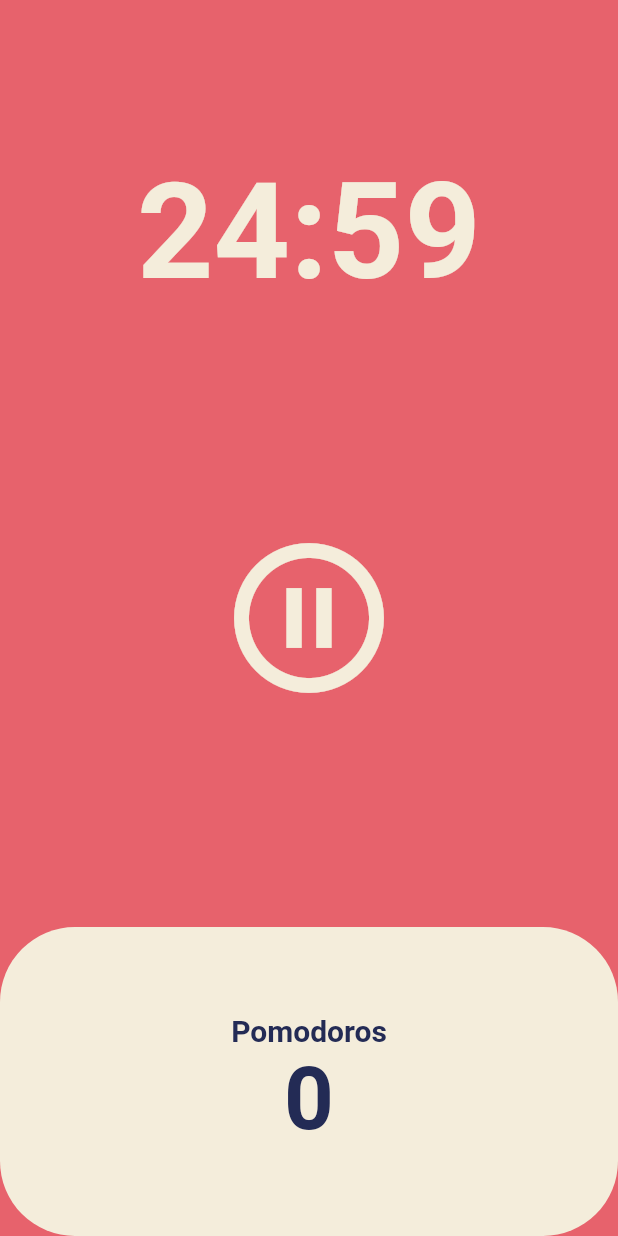
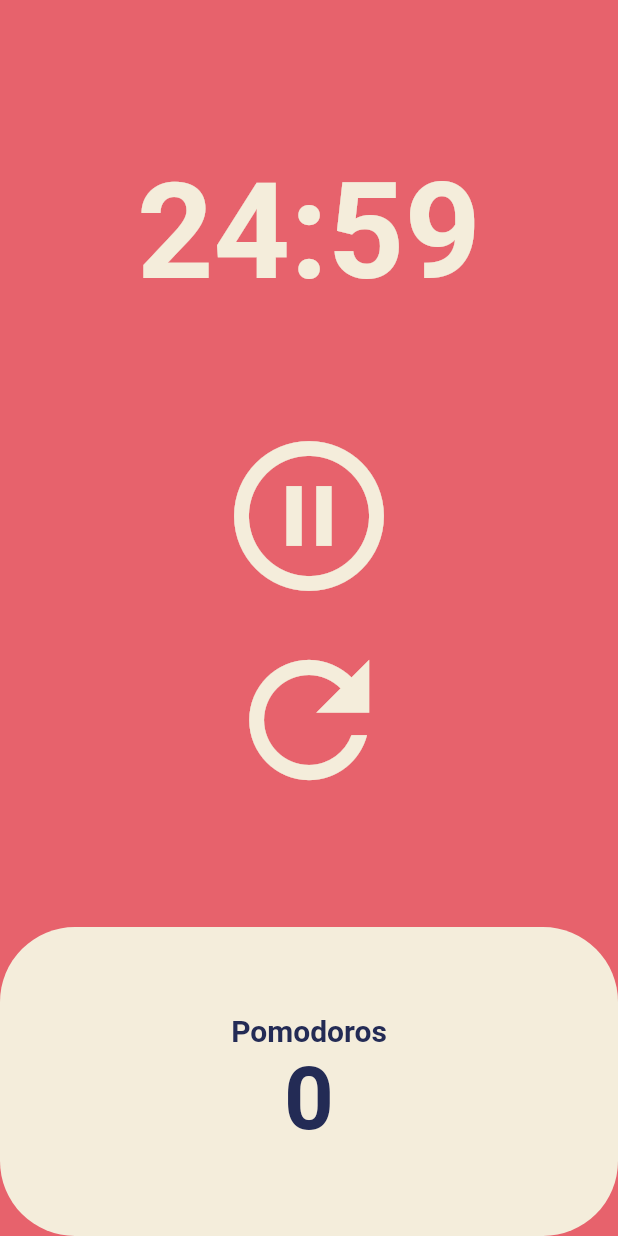
Before and after one commit to LEEHUUN/flutter-study-pomodoro-app, a Flutter app: the screen it shows after launch, after a tap on the "play circle outline" icon, on a phone screen of 412 x 824 dp. Run offline on Flutter 3.47's test engine with Material 2 defaults, Android fonts, the phone set to English and light mode, and no system bars.

Commit message:
- feat: 4강 Code Challenge 학습내용 commit.

```diff
--- a/app/lib/screens/home_screen.dart
+++ b/app/lib/screens/home_screen.dart
@@ -51,6 +51,14 @@ class _HomeScreenState extends State<HomeScreen> {
     });
   }
 
+  void onResetPressed() {
+    setState(() {
+      totalSeconds = POMODORO_INIT_TIME;
+      isRunning = false;
+    });
+    timer.cancel();
+  }
+
   String format(int sectonds) {
     var duration = Duration(seconds: sectonds);
     return duration.toString().split(".").first.substring(2);
@@ -79,7 +87,10 @@ class _HomeScreenState extends State<HomeScreen> {
           Flexible(
             flex: 2,
             child: Center(
-              child: IconButton(
+              child: Column(
+                mainAxisAlignment: MainAxisAlignment.center,
+                children: [
+                  IconButton(
                     iconSize: 120,
                     color: Theme.of(context).cardColor,
                     onPressed: isRunning ? onPausePressed : onStartPressed,
@@ -88,6 +99,15 @@ class _HomeScreenState extends State<HomeScreen> {
                           ? Icons.pause_circle_outline
                           : Icons.play_circle_outline,
                     ),
+                  ),
+                  if (isRunning)
+                    IconButton(
+                      iconSize: 120,
+                      color: Theme.of(context).cardColor,
+                      onPressed: onResetPressed,
+                      icon: const Icon(Icons.refresh_sharp),
+                    )
+                ],
               ),
             ),
           ),
```
Also changed, not shown: 1 other file. Lines whose indentation alone changed are shown as unchanged.
